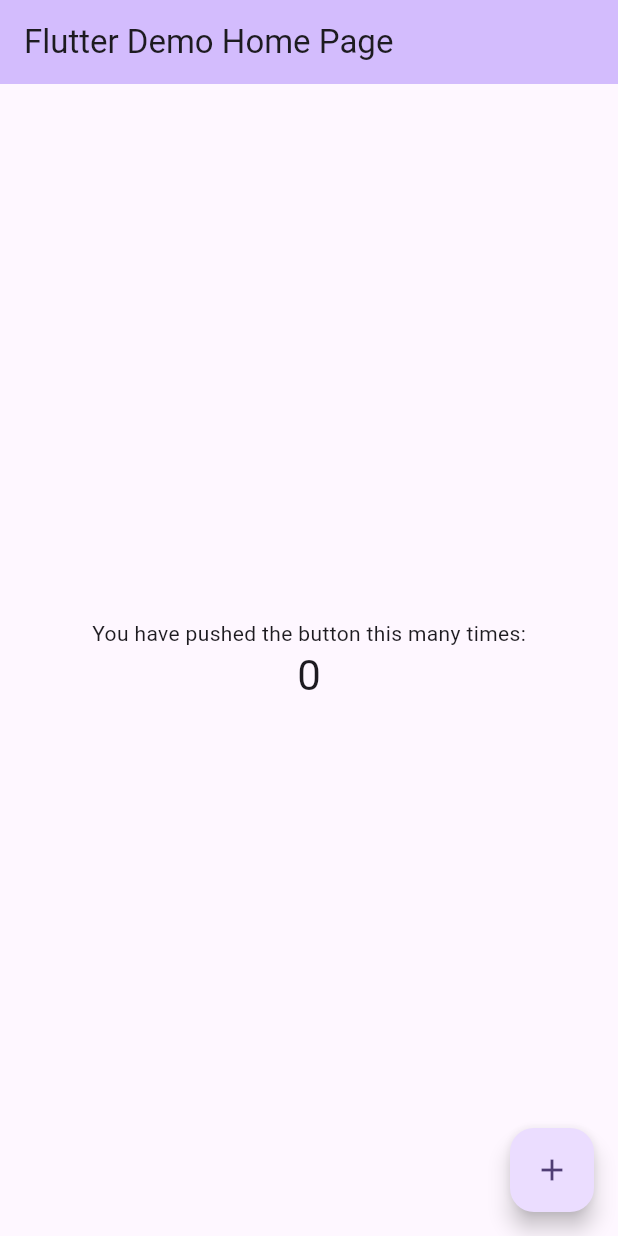
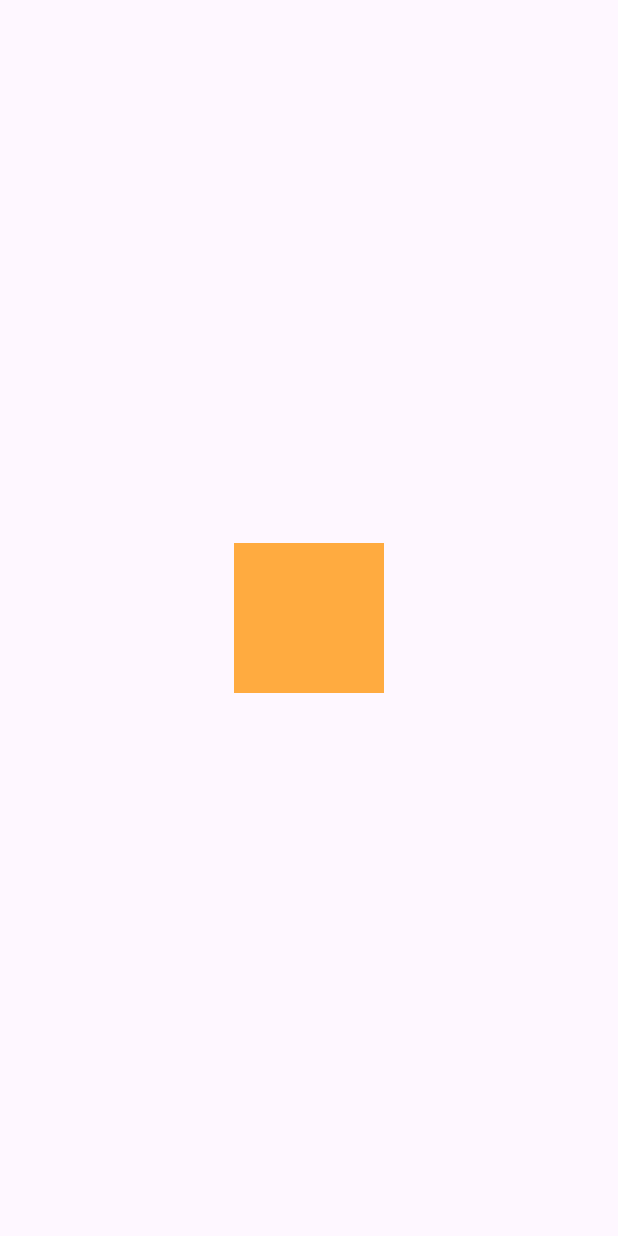
Before and after one commit to BAUu/flutter_level, a Flutter app: the screen it shows after launch, on a phone screen of 412 x 824 dp. Run offline on Flutter 3.47's test engine with Material 3 defaults, Android fonts, the phone set to English and light mode, and no system bars.

Commit message:
feat: BoxDecoration 위젯중 BoxDecoration을 사용하여 모양을 변경 할수있다.  그리고 이 위젯을 사용할 때에는 크기와 색깔을 지정하지 않으면 오류가 난다. 마지막으로 컬러는 BoxDecoration에서 설정 할 수도 있고 Container에서 설정 할 수 있지만 두 위젯을 동시에 사용하는 경우에는 BoxDecortion 위젯에서 컬러를 설정하지 않으면 에러가 난다. 아마도 컨테이너 안에 박스데코레이션이 속해있기 때문에 그런것으로 추정된다.

```diff
--- a/lib/main.dart
+++ b/lib/main.dart
@@ -1,4 +1,5 @@
 import 'package:flutter/material.dart';
+import 'package:flutter_level/tilt_sensor.dart';
 
 void main() {
   runApp(const MyApp());
@@ -13,113 +14,10 @@
     return MaterialApp(
       title: 'Flutter Demo',
       theme: ThemeData(
-        // This is the theme of your application.
-        //
-        // TRY THIS: Try running your application with "flutter run". You'll see
-        // the application has a purple toolbar. Then, without quitting the app,
-        // try changing the seedColor in the colorScheme below to Colors.green
-        // and then invoke "hot reload" (save your changes or press the "hot
-        // reload" button in a Flutter-supported IDE, or press "r" if you used
-        // the command line to start the app).
-        //
-        // Notice that the counter didn't reset back to zero; the application
-        // state is not lost during the reload. To reset the state, use hot
-        // restart instead.
-        //
-        // This works for code too, not just values: Most code changes can be
-        // tested with just a hot reload.
         colorScheme: ColorScheme.fromSeed(seedColor: Colors.deepPurple),
         useMaterial3: true,
       ),
-      home: const MyHomePage(title: 'Flutter Demo Home Page'),
+      home: SensorApp(),
     );
   }
 }
-
-class MyHomePage extends StatefulWidget {
-  const MyHomePage({super.key, required this.title});
-
-  // This widget is the home page of your application. It is stateful, meaning
-  // that it has a State object (defined below) that contains fields that affect
-  // how it looks.
-
-  // This class is the configuration for the state. It holds the values (in this
-  // case the title) provided by the parent (in this case the App widget) and
-  // used by the build method of the State. Fields in a Widget subclass are
-  // always marked "final".
-
-  final String title;
-
-  @override
-  State<MyHomePage> createState() => _MyHomePageState();
-}
-
-class _MyHomePageState extends State<MyHomePage> {
-  int _counter = 0;
-
-  void _incrementCounter() {
-    setState(() {
-      // This call to setState tells the Flutter framework that something has
-      // changed in this State, which causes it to rerun the build method below
-      // so that the display can reflect the updated values. If we changed
-      // _counter without calling setState(), then the build method would not be
-      // called again, and so nothing would appear to happen.
-      _counter++;
-    });
-  }
-
-  @override
-  Widget build(BuildContext context) {
-    // This method is rerun every time setState is called, for instance as done
-    // by the _incrementCounter method above.
-    //
-    // The Flutter framework has been optimized to make rerunning build methods
-    // fast, so that you can just rebuild anything that needs updating rather
-    // than having to individually change instances of widgets.
-    return Scaffold(
-      appBar: AppBar(
-        // TRY THIS: Try changing the color here to a specific color (to
-        // Colors.amber, perhaps?) and trigger a hot reload to see the AppBar
-        // change color while the other colors stay the same.
-        backgroundColor: Theme.of(context).colorScheme.inversePrimary,
-        // Here we take the value from the MyHomePage object that was created by
-        // the App.build method, and use it to set our appbar title.
-        title: Text(widget.title),
-      ),
-      body: Center(
-        // Center is a layout widget. It takes a single child and positions it
-        // in the middle of the parent.
-        child: Column(
-          // Column is also a layout widget. It takes a list of children and
-          // arranges them vertically. By default, it sizes itself to fit its
-          // children horizontally, and tries to be as tall as its parent.
-          //
-          // Column has various properties to control how it sizes itself and
-          // how it positions its children. Here we use mainAxisAlignment to
-          // center the children vertically; the main axis here is the vertical
-          // axis because Columns are vertical (the cross axis would be
-          // horizontal).
-          //
-          // TRY THIS: Invoke "debug painting" (choose the "Toggle Debug Paint"
-          // action in the IDE, or press "p" in the console), to see the
-          // wireframe for each widget.
-          mainAxisAlignment: MainAxisAlignment.center,
-          children: <Widget>[
-            const Text(
-              'You have pushed the button this many times:',
-            ),
-            Text(
-              '$_counter',
-              style: Theme.of(context).textTheme.headlineMedium,
-            ),
-          ],
-        ),
-      ),
-      floatingActionButton: FloatingActionButton(
-        onPressed: _incrementCounter,
-        tooltip: 'Increment',
-        child: const Icon(Icons.add),
-      ), // This trailing comma makes auto-formatting nicer for build methods.
-    );
-  }
-}
--- /dev/null
+++ b/lib/tilt_sensor.dart
@@ -0,0 +1,33 @@
+import 'package:flutter/material.dart';
+
+class SensorApp extends StatelessWidget {
+  const SensorApp({super.key});
+
+  @override
+  Widget build(BuildContext context) {
+    final centerX = MediaQuery.of(context).size.width / 2 -50;
+    final centerY = MediaQuery.of(context).size.height / 2 -50;
+    return Scaffold(
+      body: Stack(
+        children: [
+          Positioned(
+            left: centerX,
+            top: centerY,
+            child: Container(
+              decoration: BoxDecoration(
+                shape: BoxShape.circle,
+                // color: Colors.blue,
+
+              ),
+            width: 100,
+            height: 100,
+              color: Colors.orangeAccent,
+
+          ),),
+
+        ],
+      ),
+
+    );
+  }
+}
```
